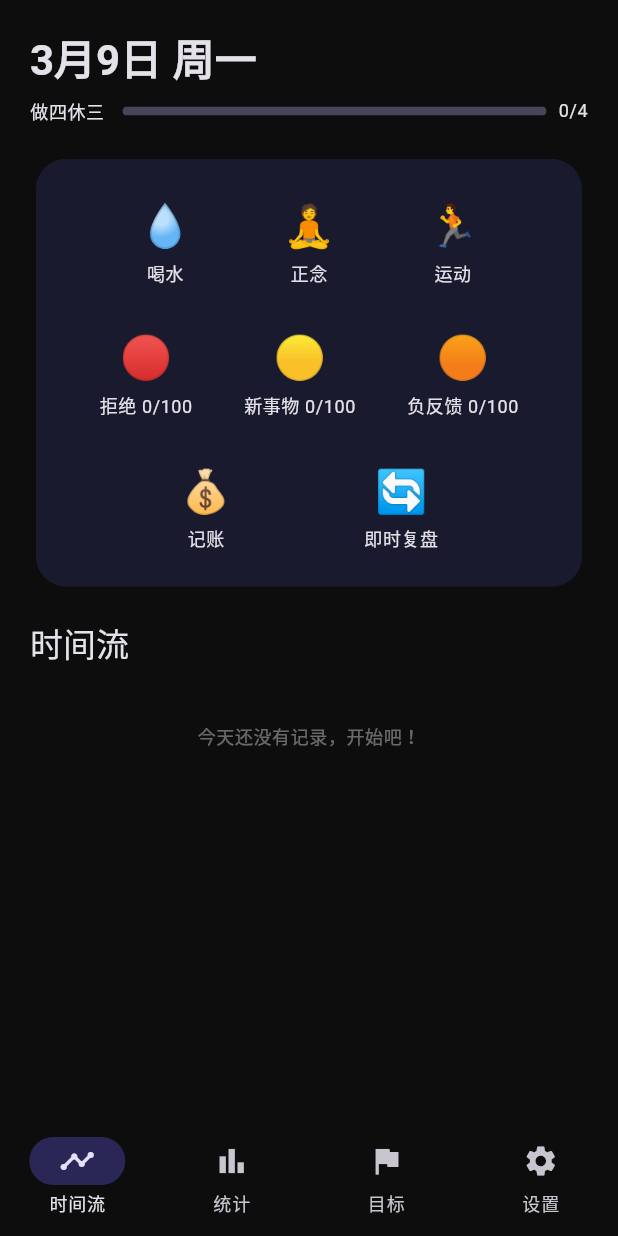
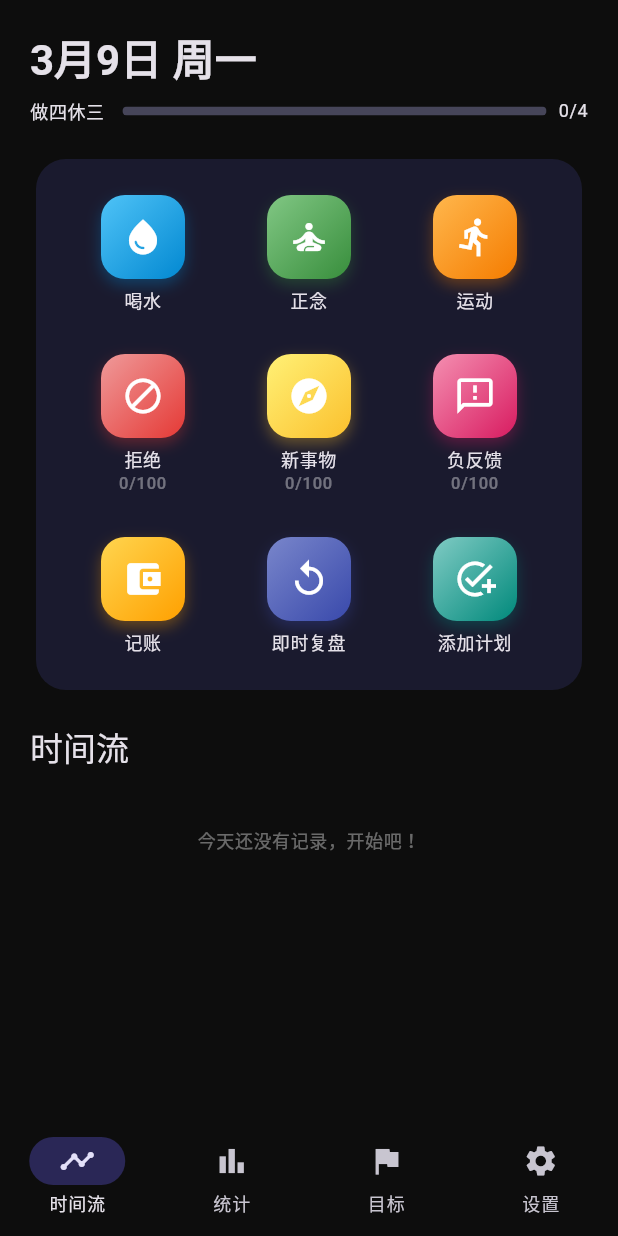
Before and after one commit to J-ade-g/life-tracker, a Flutter app: the screen it shows after launch, on a phone screen of 412 x 824 dp. Run offline on Flutter 3.47's test engine with Material 3 defaults, Android fonts, the phone set to English and light mode, and no system bars; our stand-ins replace fl_chart, hive_flutter, open_file, package_info_plus; accounts and stored records are empty; network calls fail.

Commit message:
v1.3.0: UI redesign (momo style), exercise count, planned tasks

```diff
--- a/lib/providers/data_provider.dart
+++ b/lib/providers/data_provider.dart
@@ -67,6 +67,10 @@ class DataProvider extends ChangeNotifier {
   /// 今日正念次数
   int get todayMindfulnessCount =>
       todayRecords.where((r) => r.type == RecordType.mindfulness).length;
+
+  /// 今日运动次数
+  int get todayExerciseCount =>
+      todayRecords.where((r) => r.type == RecordType.exercise).length;
 
   // ── Courage ────────────────────────────────────────────────────────────
 
@@ -215,6 +219,14 @@ class DataProvider extends ChangeNotifier {
     notifyListeners();
   }
 
+  void updateRecord(Record record) {
+    final idx = _records.indexWhere((r) => r.id == record.id);
+    if (idx == -1) return;
+    _records[idx] = record;
+    _box?.put(record.id, jsonEncode(record.toJson()));
+    notifyListeners();
+  }
+
   /// 切换记录的来源类型（计划内 ↔ 即兴）
   void toggleOrigin(String recordId) {
     final idx = _records.indexWhere((r) => r.id == recordId);
--- a/lib/screens/home_screen.dart
+++ b/lib/screens/home_screen.dart
@@ -5,6 +5,7 @@ import 'package:life_tracker/dialogs/courage_dialog.dart';
 import 'package:life_tracker/dialogs/exercise_dialog.dart';
 import 'package:life_tracker/dialogs/expense_dialog.dart';
 import 'package:life_tracker/dialogs/review_dialog.dart';
+import 'package:life_tracker/dialogs/todo_dialog.dart';
 import 'package:life_tracker/models/record.dart';
 import 'package:life_tracker/providers/data_provider.dart';
 import 'package:life_tracker/theme/app_theme.dart';
@@ -17,7 +18,6 @@ class HomeScreen extends StatelessWidget {
     return SafeArea(
       child: CustomScrollView(
         slivers: [
-          // 顶部日期 + 做四休三进度
           SliverToBoxAdapter(
             child: Padding(
               padding: const EdgeInsets.all(20),
@@ -36,14 +36,12 @@ class HomeScreen extends StatelessWidget {
               ),
             ),
           ),
-          // 快捷操作卡片
           const SliverToBoxAdapter(
             child: Padding(
               padding: EdgeInsets.symmetric(horizontal: 20),
               child: _QuickActions(),
             ),
           ),
-          // 时间流
           SliverToBoxAdapter(
             child: Padding(
               padding: const EdgeInsets.fromLTRB(20, 20, 20, 8),
@@ -105,54 +103,48 @@ class _QuickActions extends StatelessWidget {
     final counts = provider.courageCounts;
     final waterCount = provider.todayWaterCount;
     final mindfulnessCount = provider.todayMindfulnessCount;
+    final exerciseCount = provider.todayExerciseCount;
 
     return Card(
       child: Padding(
         padding: const EdgeInsets.all(16),
         child: Column(
           children: [
-            // 第一行：喝水、正念、运动
-            Row(
-              mainAxisAlignment: MainAxisAlignment.spaceEvenly,
-              children: [
+            // Row 1: 喝水, 正念, 运动
+            _buildRow([
               _ActionButton(
-                  emoji: '💧',
-                  label: waterCount > 0 ? '喝水 ×$waterCount' : '喝水',
-                  onTap: () => _addRecord(
-                    context,
-                    RecordType.water,
-                    {},
-                  ),
+                icon: Icons.water_drop,
+                label: '喝水',
+                sublabel: waterCount > 0 ? '×$waterCount' : null,
+                gradientColors: const [Color(0xFF4FC3F7), Color(0xFF0288D1)],
+                onTap: () => _addRecord(context, RecordType.water, {}),
               ),
               _ActionButton(
-                  emoji: '🧘',
-                  label: mindfulnessCount > 0
-                      ? '正念 ×$mindfulnessCount'
-                      : '正念',
-                  onTap: () => _addRecord(
-                    context,
-                    RecordType.mindfulness,
-                    {},
-                  ),
+                icon: Icons.self_improvement,
+                label: '正念',
+                sublabel: mindfulnessCount > 0 ? '×$mindfulnessCount' : null,
+                gradientColors: const [Color(0xFF81C784), Color(0xFF388E3C)],
+                onTap: () => _addRecord(context, RecordType.mindfulness, {}),
               ),
               _ActionButton(
-                  emoji: '🏃',
+                icon: Icons.directions_run,
                 label: '运动',
+                sublabel: exerciseCount > 0 ? '×$exerciseCount' : null,
+                gradientColors: const [Color(0xFFFFB74D), Color(0xFFF57C00)],
                 onTap: () => ExerciseDialog.show(
                   context,
                   context.read<DataProvider>().addRecord,
                 ),
               ),
-              ],
-            ),
+            ]),
             const SizedBox(height: 12),
-            // 第二行：勇气三件套
-            Row(
-              mainAxisAlignment: MainAxisAlignment.spaceEvenly,
-              children: [
+            // Row 2: 拒绝, 新事物, 负反馈
+            _buildRow([
               _ActionButton(
-                  emoji: '🔴',
-                  label: '拒绝 ${counts[CourageType.rejection] ?? 0}/100',
+                icon: Icons.block,
+                label: '拒绝',
+                sublabel: '${counts[CourageType.rejection] ?? 0}/100',
+                gradientColors: const [Color(0xFFEF9A9A), Color(0xFFE53935)],
                 onTap: () => CourageDialog.show(
                   context,
                   CourageType.rejection,
@@ -160,8 +152,10 @@ class _QuickActions extends StatelessWidget {
                 ),
               ),
               _ActionButton(
-                  emoji: '🟡',
-                  label: '新事物 ${counts[CourageType.newThing] ?? 0}/100',
+                icon: Icons.explore,
+                label: '新事物',
+                sublabel: '${counts[CourageType.newThing] ?? 0}/100',
+                gradientColors: const [Color(0xFFFFF176), Color(0xFFFBC02D)],
                 onTap: () => CourageDialog.show(
                   context,
                   CourageType.newThing,
@@ -169,42 +163,57 @@ class _QuickActions extends StatelessWidget {
                 ),
               ),
               _ActionButton(
-                  emoji: '🟠',
-                  label: '负反馈 ${counts[CourageType.negativeFeedback] ?? 0}/100',
+                icon: Icons.feedback_outlined,
+                label: '负反馈',
+                sublabel: '${counts[CourageType.negativeFeedback] ?? 0}/100',
+                gradientColors: const [Color(0xFFF48FB1), Color(0xFFD81B60)],
                 onTap: () => CourageDialog.show(
                   context,
                   CourageType.negativeFeedback,
                   context.read<DataProvider>().addRecord,
                 ),
               ),
-              ],
-            ),
+            ]),
             const SizedBox(height: 12),
-            // 第三行：记账、即时复盘
-            Row(
-              mainAxisAlignment: MainAxisAlignment.spaceEvenly,
-              children: [
+            // Row 3: 记账, 即时复盘, 添加计划
+            _buildRow([
               _ActionButton(
-                  emoji: '💰',
+                icon: Icons.account_balance_wallet,
                 label: '记账',
+                gradientColors: const [Color(0xFFFFD54F), Color(0xFFFFA000)],
                 onTap: () => ExpenseDialog.show(
                   context,
                   context.read<DataProvider>().addRecord,
                 ),
               ),
               _ActionButton(
-                  emoji: '🔄',
+                icon: Icons.replay,
                 label: '即时复盘',
+                gradientColors: const [Color(0xFF7986CB), Color(0xFF3949AB)],
                 onTap: () => ReviewDialog.show(
                   context,
                   context.read<DataProvider>().addRecord,
                 ),
               ),
-              ],
+              _ActionButton(
+                icon: Icons.add_task,
+                label: '添加计划',
+                gradientColors: const [Color(0xFF80CBC4), Color(0xFF00897B)],
+                onTap: () => TodoDialog.show(
+                  context,
+                  context.read<DataProvider>().addRecord,
                 ),
+              ),
+            ]),
           ],
         ),
       ),
+    );
+  }
+
+  Widget _buildRow(List<Widget> buttons) {
+    return Row(
+      children: buttons.map((b) => Expanded(child: b)).toList(),
     );
   }
 
@@ -224,14 +233,18 @@ class _QuickActions extends StatelessWidget {
 }
 
 class _ActionButton extends StatelessWidget {
-  final String emoji;
+  final IconData icon;
   final String label;
+  final String? sublabel;
   final VoidCallback onTap;
+  final List<Color> gradientColors;
 
   const _ActionButton({
-    required this.emoji,
+    required this.icon,
     required this.label,
+    required this.gradientColors,
     required this.onTap,
+    this.sublabel,
   });
 
   @override
@@ -240,12 +253,46 @@ class _ActionButton extends StatelessWidget {
       onTap: onTap,
       borderRadius: BorderRadius.circular(12),
       child: Padding(
-        padding: const EdgeInsets.all(8),
+        padding: const EdgeInsets.symmetric(vertical: 8, horizontal: 4),
         child: Column(
+          mainAxisSize: MainAxisSize.min,
           children: [
-            Text(emoji, style: const TextStyle(fontSize: 28)),
-            const SizedBox(height: 4),
-            Text(label, style: Theme.of(context).textTheme.bodySmall),
+            Container(
+              width: 56,
+              height: 56,
+              decoration: BoxDecoration(
+                gradient: LinearGradient(
+                  colors: gradientColors,
+                  begin: Alignment.topLeft,
+                  end: Alignment.bottomRight,
+                ),
+                borderRadius: BorderRadius.circular(16),
+                boxShadow: [
+                  BoxShadow(
+                    color: gradientColors.last.withValues(alpha: 0.35),
+                    blurRadius: 8,
+                    offset: const Offset(0, 4),
+                  ),
+                ],
+              ),
+              child: Icon(icon, color: Colors.white, size: 28),
+            ),
+            const SizedBox(height: 6),
+            Text(
+              label,
+              style: Theme.of(context).textTheme.bodySmall?.copyWith(
+                    fontWeight: FontWeight.w500,
+                  ),
+              textAlign: TextAlign.center,
+            ),
+            if (sublabel != null)
+              Text(
+                sublabel!,
+                style: Theme.of(context).textTheme.labelSmall?.copyWith(
+                      color: Colors.white38,
+                    ),
+                textAlign: TextAlign.center,
+              ),
           ],
         ),
       ),
@@ -259,9 +306,17 @@ class _Timeline extends StatelessWidget {
 
   @override
   Widget build(BuildContext context) {
-    final records = context.watch<DataProvider>().todayRecords;
+    final allRecords = context.watch<DataProvider>().todayRecords;
 
-    if (records.isEmpty) {
+    // Separate uncompleted todos from other records — they go to the bottom
+    final mainRecords = allRecords
+        .where((r) => !(r.type == RecordType.todo && r.data['completed'] != true))
+        .toList();
+    final uncompletedTodos = allRecords
+        .where((r) => r.type == RecordType.todo && r.data['completed'] != true)
+        .toList();
+
+    if (mainRecords.isEmpty && uncompletedTodos.isEmpty) {
       return Padding(
         padding: const EdgeInsets.symmetric(vertical: 32),
         child: Center(
@@ -277,11 +332,21 @@ class _Timeline extends StatelessWidget {
     }
 
     return Column(
-      children: records.map((r) => _buildRow(context, r)).toList(),
+      children: [
+        ...mainRecords.map((r) => _buildRow(context, r)),
+        if (uncompletedTodos.isNotEmpty) ...[
+          if (mainRecords.isNotEmpty) const SizedBox(height: 4),
+          ...uncompletedTodos.map((r) => _buildTodoRow(context, r, completed: false)),
+        ],
+      ],
     );
   }
 
   Widget _buildRow(BuildContext context, Record r) {
+    if (r.type == RecordType.todo) {
+      return _buildTodoRow(context, r, completed: true);
+    }
+
     final color = r.origin == RecordOrigin.planned
         ? AppTheme.plannedColor
         : AppTheme.spontaneousColor;
@@ -316,6 +381,74 @@ class _Timeline extends StatelessWidget {
         ],
       ),
     );
+  }
+
+  Widget _buildTodoRow(BuildContext context, Record r, {required bool completed}) {
+    final title = r.data['title'] as String? ?? '任务';
+
+    return Padding(
+      padding: const EdgeInsets.only(bottom: 10),
+      child: Row(
+        crossAxisAlignment: CrossAxisAlignment.center,
+        children: [
+          SizedBox(
+            width: 90,
+            child: Text(
+              _todoTimeLabel(r),
+              style: Theme.of(context).textTheme.bodySmall?.copyWith(
+                    color: completed ? Colors.white54 : Colors.white24,
+                  ),
+            ),
+          ),
+          Container(
+            width: 4,
+            height: 32,
+            margin: const EdgeInsets.only(right: 8),
+            decoration: BoxDecoration(
+              color: completed
+                  ? AppTheme.plannedColor
+                  : AppTheme.plannedColor.withValues(alpha: 0.3),
+              borderRadius: BorderRadius.circular(2),
+            ),
+          ),
+          SizedBox(
+            width: 24,
+            height: 24,
+            child: Checkbox(
+              value: completed,
+              materialTapTargetSize: MaterialTapTargetSize.shrinkWrap,
+              visualDensity: VisualDensity.compact,
+              onChanged: (_) {
+                final updated = Record(
+                  id: r.id,
+                  timestamp: r.timestamp,
+                  type: r.type,
+                  origin: r.origin,
+                  data: {...r.data, 'completed': !completed},
+                );
+                context.read<DataProvider>().updateRecord(updated);
+              },
+            ),
+          ),
+          const SizedBox(width: 8),
+          Expanded(
+            child: Text(
+              title,
+              style: Theme.of(context).textTheme.bodyMedium?.copyWith(
+                    color: completed ? Colors.white70 : Colors.white38,
+                    decoration: completed ? TextDecoration.lineThrough : null,
+                  ),
+            ),
+          ),
+        ],
+      ),
+    );
+  }
+
+  String _todoTimeLabel(Record r) {
+    final targetTime = r.data['targetTime'] as DateTime?;
+    if (targetTime != null) return _fmt(targetTime);
+    return '计划';
   }
 
   String _timeLabel(Record r) {
--- a/pubspec.yaml
+++ b/pubspec.yaml
@@ -16,7 +16,7 @@ publish_to: 'none' # Remove this line if you wish to publish to pub.dev
 # https://developer.apple.com/library/archive/documentation/General/Reference/InfoPlistKeyReference/Articles/CoreFoundationKeys.html
 # In Windows, build-name is used as the major, minor, and patch parts
 # of the product and file versions while build-number is used as the build suffix.
-version: 1.2.1+4
+version: 1.3.0+5
 
 environment:
   sdk: ^3.7.0
```
Also changed, not shown: lib/dialogs/todo_dialog.dart (added, +171 -0 lines), lib/models/record.dart (+8 -0 lines). Lines whose indentation alone changed are shown as unchanged.
